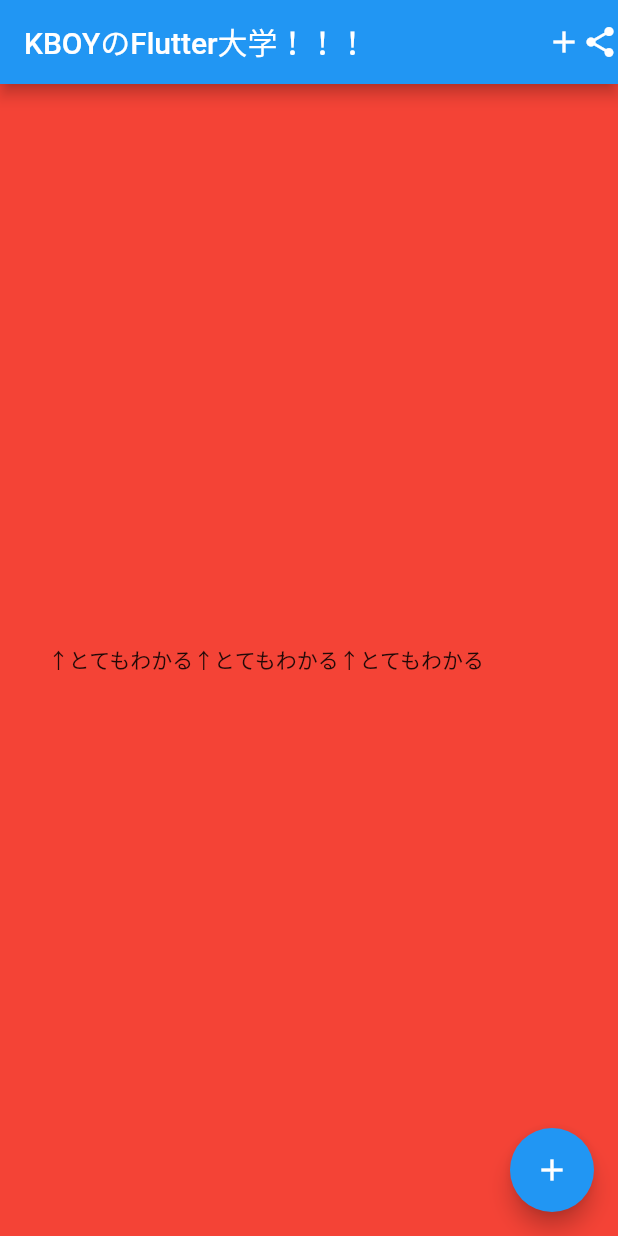
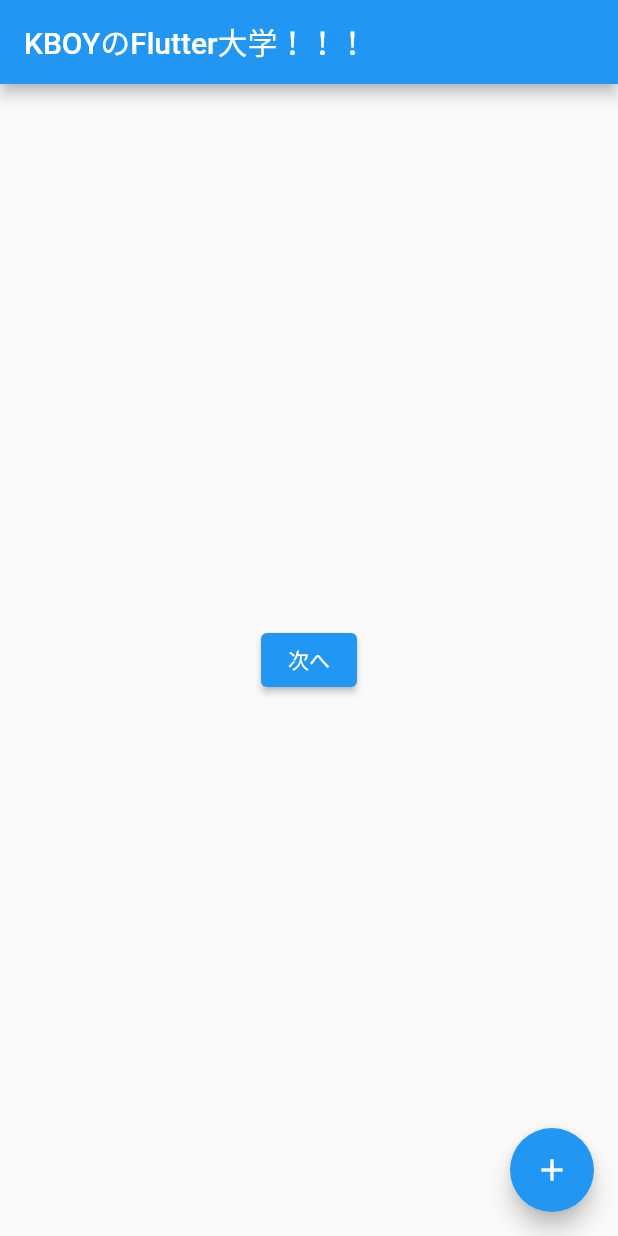
Before and after one commit to TaiyoMate/untitledflutter, a Flutter app: the screen it shows after launch, on a phone screen of 412 x 824 dp. Run offline on Flutter 3.47's test engine with Material 2 defaults, Android fonts, the phone set to English and light mode, and no system bars.

Commit message:
kboy-study: navigate1

```diff
--- a/lib/main.dart
+++ b/lib/main.dart
@@ -1,4 +1,5 @@
 import 'package:flutter/material.dart';
+import 'package:untitledflutter/next_page.dart';
 
 void main() {
   runApp(const MyApp());
@@ -41,23 +42,20 @@
     return Scaffold(
       appBar: AppBar(
         title: Text('KBOYのFlutter大学！！！'),
-        actions: [
-          Icon(Icons.add),
-          Icon(Icons.share),
-        ],
       ),
-      body: Container(
-        height: double.infinity,
-        color: Colors.red,
-        child: Padding(
-          padding: const EdgeInsets.all(32.0),
-          child: Row(
-            children: [
-              Text('↑とてもわかる'),
-              Text('↑とてもわかる'),
-              Text('↑とてもわかる'),
-            ],
-          ),
+      body: Center(
+        child: ElevatedButton(
+          child: Text('次へ'),
+          onPressed: () {
+            // ここに押したら反応するコードを書く
+            // 画面遷移のコード
+            Navigator.push(
+              context,
+              MaterialPageRoute(
+                builder: (context) => NextPage(),
+              ),
+            );
+          },
         ),
       ),
       floatingActionButton: FloatingActionButton(
```
Also changed, not shown: lib/next_page.dart (added, +24 -0 lines).
